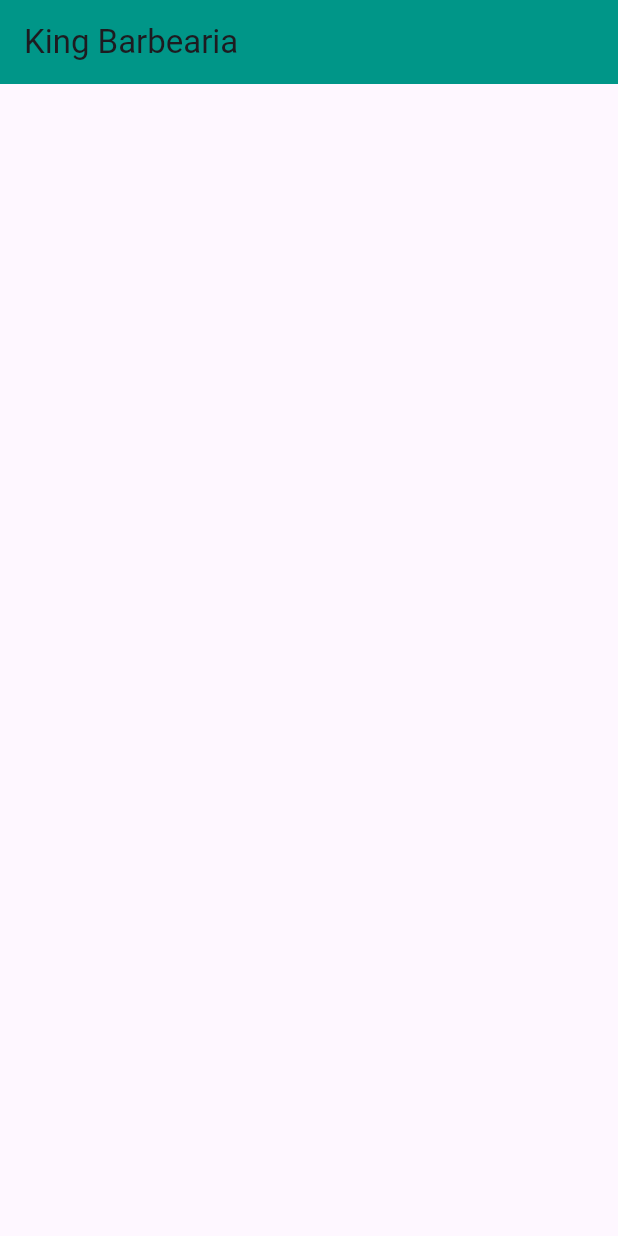
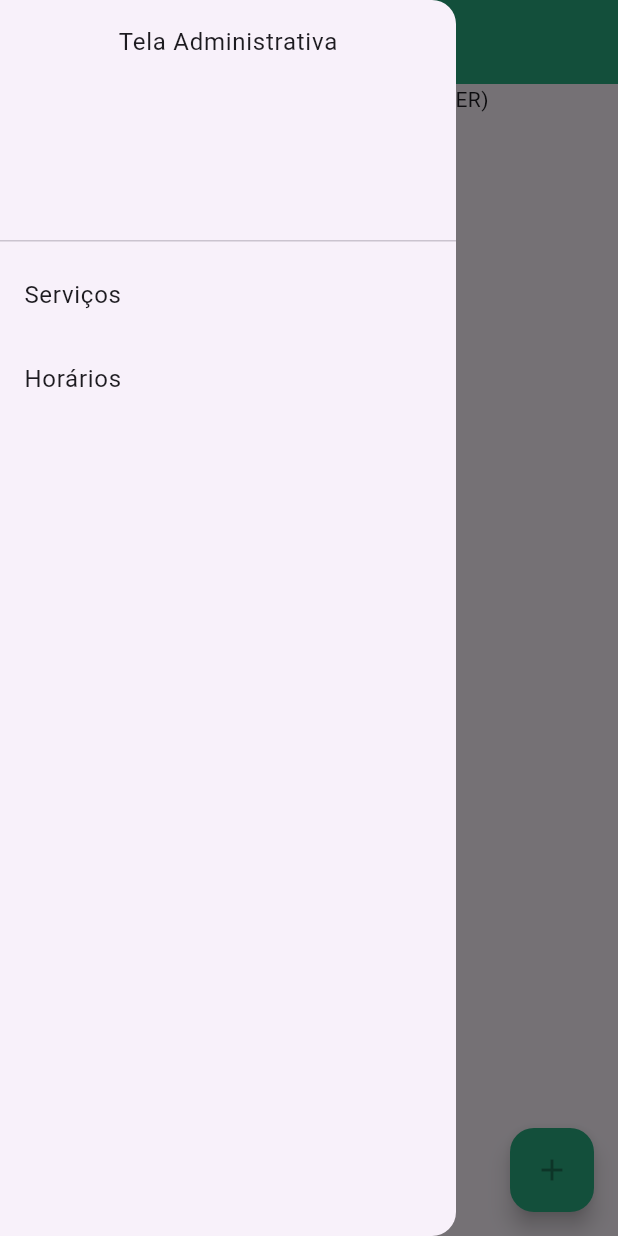
Before and after one commit to naparization/Flutter, a Flutter app: the Home screen opened directly, with the side drawer open (before the commit the screen has no drawer), on a phone screen of 412 x 824 dp. Run offline on Flutter 3.47's test engine with Material 3 defaults, Android fonts, the phone set to English and light mode, and no system bars; our stand-ins replace supabase_flutter; accounts and stored records are empty.

Commit message:
19/47 - Napar (Horário, Serviços, Tela Admin)

```diff
--- a/projeto_final/lib/home.dart
+++ b/projeto_final/lib/home.dart
@@ -1,4 +1,5 @@
 import 'package:flutter/material.dart';
+import 'package:projeto_final/escolher_servico.dart';
 
 class Home extends StatefulWidget {
   const Home({super.key});
@@ -13,7 +14,65 @@ class _HomeState extends State<Home> {
     return Scaffold(
       appBar: AppBar(
         title: Text('King Barbearia'),
-        backgroundColor: Colors.teal,
+        backgroundColor: const Color.fromARGB(255, 42, 172, 128),
+        centerTitle: true,
+      ),
+      drawer: Drawer(
+        child: ListView(
+          children: [
+            DrawerHeader(
+              child: Column(
+                children: [Text('Tela Administrativa')],
+              ),
+            ),
+            ListTile(
+              title: Text("Serviços"),
+              onTap: () {
+                Navigator.of(context).push(
+                  MaterialPageRoute(
+                    builder: (context) {
+                      return Home();
+                    },
+                  ),
+                );
+              },
+            ),
+            ListTile(
+              title: Text("Horários"),
+              onTap: () {
+                Navigator.of(context).push(
+                  MaterialPageRoute(
+                    builder: (context) {
+                      return Home();
+                    },
+                  ),
+                );
+              },
+            ),
+          ],
+        ),
+      ),
+      body: Center(
+        child: Column(
+          children: [Text('Nada por enquanto. (PLACEHOLDER)')],
+        ),
+      ),
+      floatingActionButton: FloatingActionButton(
+        onPressed: () {
+          Navigator.of(context).push(
+            MaterialPageRoute(
+              builder: (context) {
+                return EscolherServico();
+              },
+            ),
+          );
+        },
+        tooltip: 'Agendar Horário',
+        backgroundColor: const Color.fromARGB(255, 42, 172, 128),
+        child: const Icon(
+          Icons.add,
+          color: Color.fromARGB(255, 29, 116, 87),
+        ),
       ),
     );
   }
```
Also changed, not shown: projeto_final/lib/escolher_servico.dart (added, +19 -0 lines), projeto_final/lib/novo_horario.dart (+33 -7 lines), projeto_final/lib/novo_servico.dart (+3 -20 lines), projeto_final/lib/servicos.dart (+1 -9 lines).
